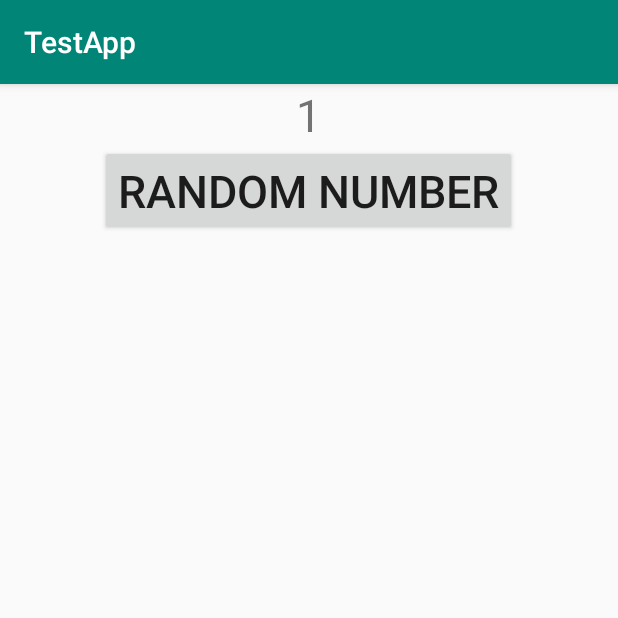
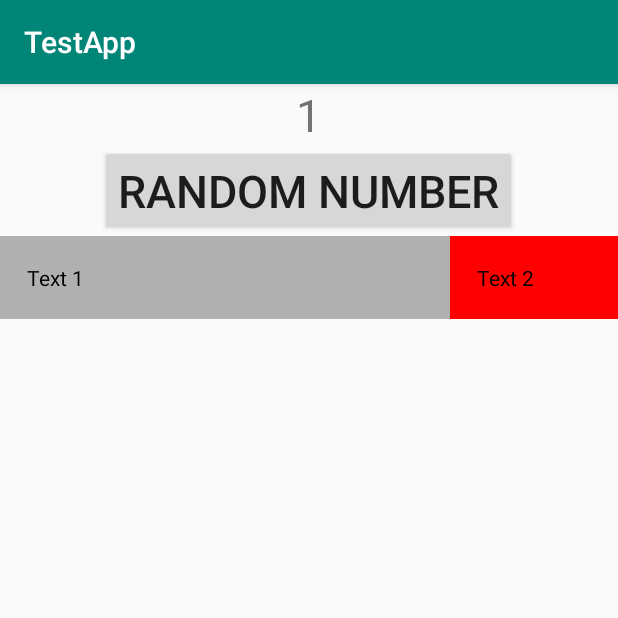
Before and after one commit to Gallym/androidApp, an Android app: the screen it shows after launch (MainActivity), on a phone screen of 412 x 824 dp, the top half of it. Run offline under Robolectric (Android 15) with nearby library versions, the phone set to English and light mode, and no system bars.

Commit message:
table added

```diff
--- a/TestApp/app/src/main/res/layout/activity_main.xml
+++ b/TestApp/app/src/main/res/layout/activity_main.xml
@@ -1,5 +1,5 @@
 <?xml version="1.0" encoding="utf-8"?>
-<androidx.appcompat.widget.LinearLayoutCompat xmlns:android="http://schemas.android.com/apk/res/android"
+<LinearLayout xmlns:android="http://schemas.android.com/apk/res/android"
     xmlns:tools="http://schemas.android.com/tools"
     android:layout_width="match_parent"
     android:layout_height="match_parent"
@@ -24,4 +24,53 @@
         android:text="@string/random_number"
         android:textSize="30sp" />
 
-</androidx.appcompat.widget.LinearLayoutCompat>
+    <ScrollView
+        android:layout_width="match_parent"
+        android:layout_height="wrap_content">
+
+        <HorizontalScrollView
+            android:layout_width="wrap_content"
+            android:layout_height="wrap_content">
+
+            <TableLayout
+                android:layout_width="wrap_content"
+                android:layout_height="match_parent">
+
+                <TableRow
+
+                    android:id="@+id/firstRow"
+                    android:layout_width="fill_parent"
+                    android:layout_height="wrap_content">
+
+                    <!-- first element of the row-->
+                    <TextView
+
+                        android:id="@+id/simpleTextView1"
+                        android:layout_width="300sp"
+                        android:layout_height="wrap_content"
+                        android:background="#b0b0b0"
+                        android:padding="18dip"
+                        android:text="Text 1"
+                        android:textColor="#000"
+                        android:textSize="14sp" />
+
+                    <TextView
+
+                        android:id="@+id/simpleTextView2"
+                        android:layout_width="300sp"
+                        android:layout_height="wrap_content"
+                        android:background="#FF0000"
+                        android:padding="18dip"
+                        android:text="Text 2"
+                        android:textColor="#000"
+                        android:textSize="14sp" />
+
+                </TableRow>
+
+            </TableLayout>
+        </HorizontalScrollView>
+    </ScrollView>
+
+
+
+</LinearLayout>
```
